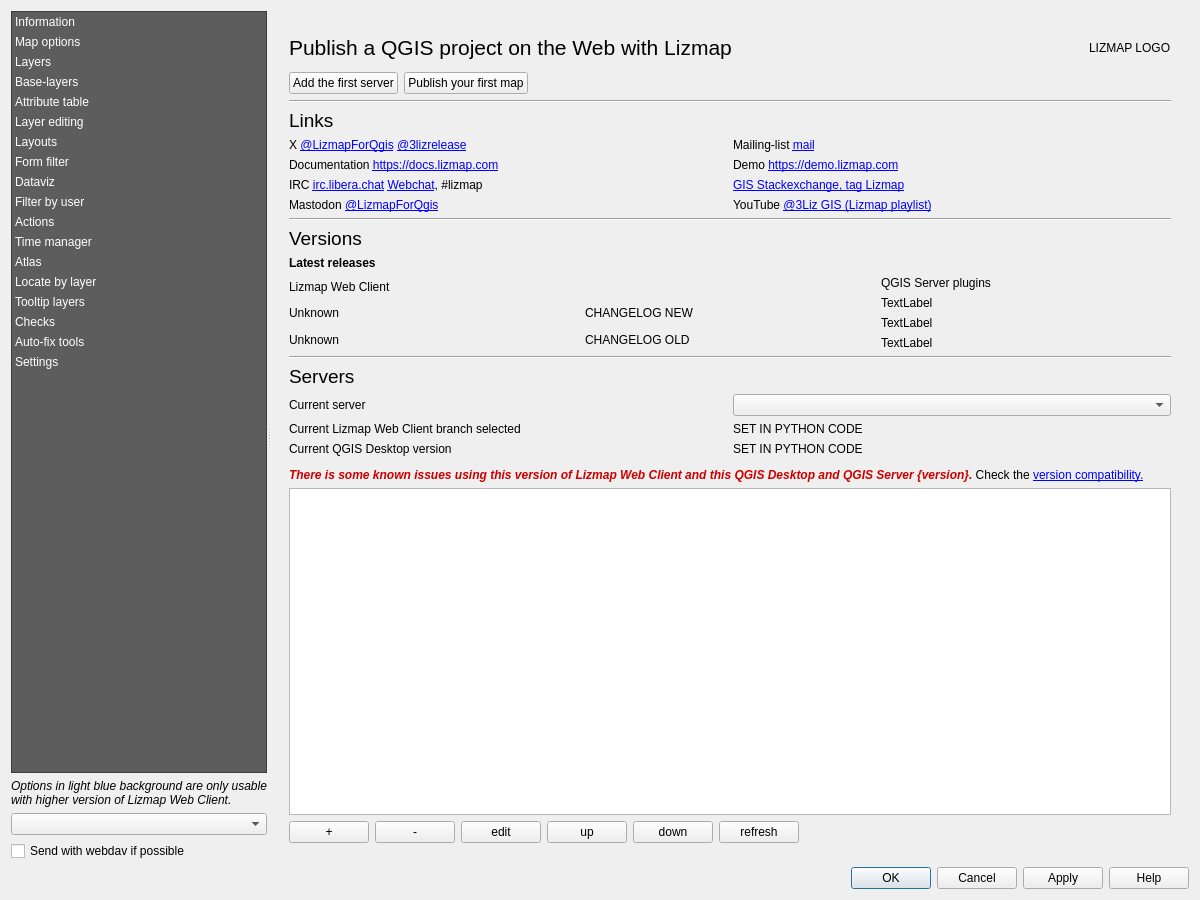
Qt form lizmap/resources/ui/ui_lizmap.ui (3liz/lizmap-plugin) before a commit.
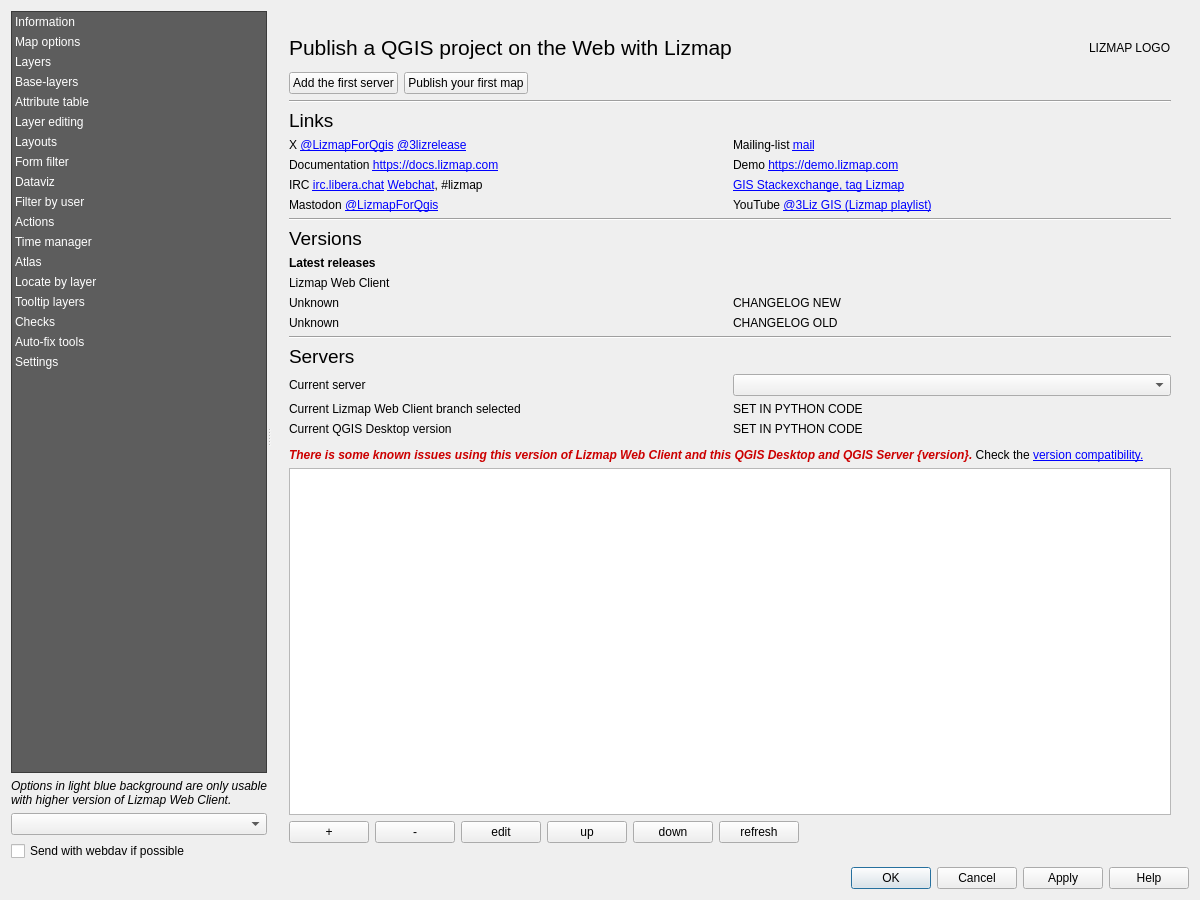
The same form after that commit. Custom widgets are drawn as their Qt base class.

Commit message: Remove hidden server plugins labels fix #490

Diff of the .ui file:
```diff
--- a/lizmap/resources/ui/ui_lizmap.ui
+++ b/lizmap/resources/ui/ui_lizmap.ui
@@ -508,47 +508,6 @@
                </item>
               </layout>
              </item>
-             <item>
-              <layout class="QVBoxLayout" name="verticalLayout_8">
-               <item>
-                <widget class="QLabel" name="label_qgis_server_plugins">
-                 <property name="text">
-                  <string>QGIS Server plugins</string>
-                 </property>
-                </widget>
-               </item>
-               <item>
-                <widget class="QLabel" name="label_lizmap_plugin">
-                 <property name="text">
-                  <string>TextLabel</string>
-                 </property>
-                 <property name="openExternalLinks">
-                  <bool>true</bool>
-                 </property>
-                </widget>
-               </item>
-               <item>
-                <widget class="QLabel" name="label_wfsoutputextension_plugin">
-                 <property name="text">
-                  <string>TextLabel</string>
-                 </property>
-                 <property name="openExternalLinks">
-                  <bool>true</bool>
-                 </property>
-                </widget>
-               </item>
-               <item>
-                <widget class="QLabel" name="label_atlasprint_plugin">
-                 <property name="text">
-                  <string>TextLabel</string>
-                 </property>
-                 <property name="openExternalLinks">
-                  <bool>true</bool>
-                 </property>
-                </widget>
-               </item>
-              </layout>
-             </item>
             </layout>
            </item>
            <item>
```
The commit also changes 1 other file.
